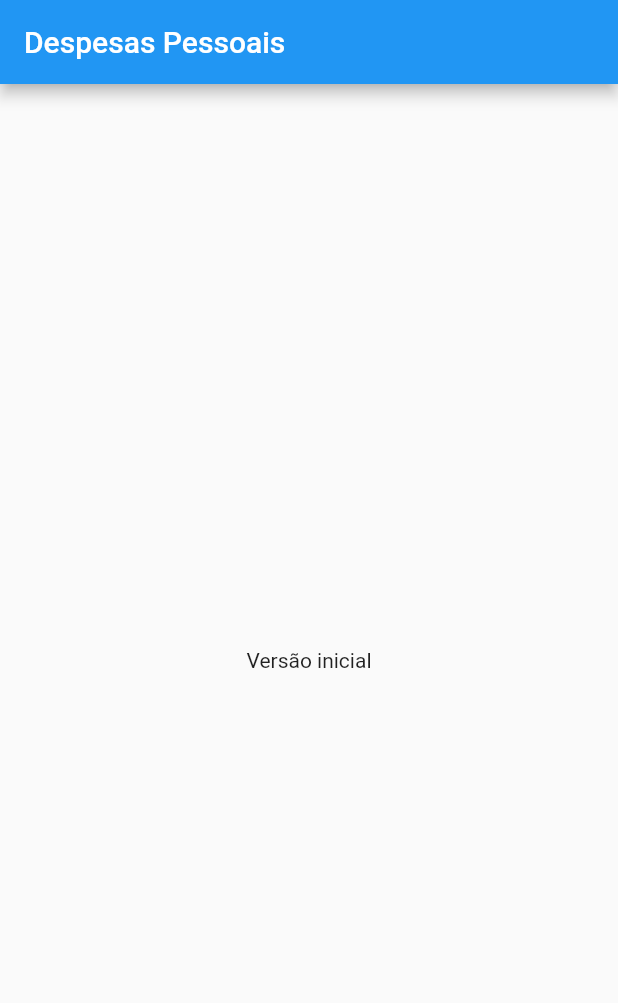
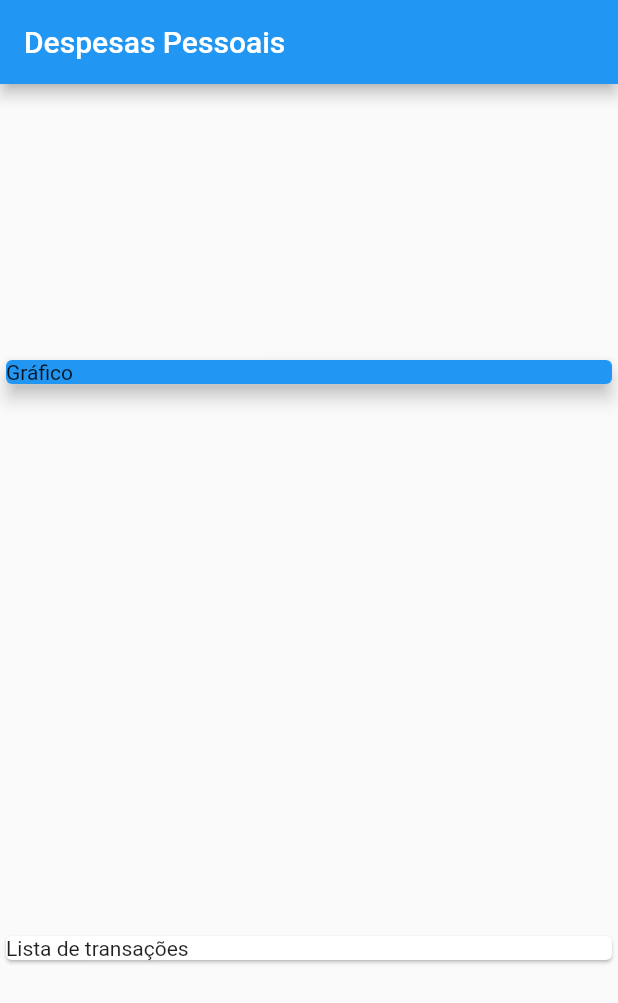
Before and after one commit to alanbraulio/expenses-flutter, a Flutter app: the screen it shows after launch, on a phone screen of 412 x 824 dp. Shown: the top 1003 px of the screen. Run offline on Flutter 3.47's test engine with Material 2 defaults, Android fonts, the phone set to English and light mode, and no system bars.

```diff
--- a/lib/main.dart
+++ b/lib/main.dart
@@ -1,3 +1,4 @@
+import 'package:expenses/models/transaction.dart';
 import 'package:flutter/material.dart';
 
 void main() {
@@ -14,15 +15,39 @@ class ExtendsApp extends StatelessWidget {
 }
 
 class MyHomePage extends StatelessWidget {
+  final _transactions = [
+    Transaction(
+        id: 't1',
+        title: 'Novo tenis de corrida',
+        value: 310.76,
+        date: DateTime.now()),
+    Transaction(
+      id: 't2',
+      title: 'Conta de luz',
+      value: 320.50,
+      date: DateTime.now(),
+    ),
+  ];
+
   @override
   Widget build(BuildContext context) {
     return Scaffold(
-      appBar: AppBar(
-        title: const Text('Despesas Pessoais')
-      ),
-      body: const Center(
-        child: Text('Versão inicial'),
-      ),
-    );
+        appBar: AppBar(title: const Text('Despesas Pessoais')),
+        body: Column(
+          mainAxisAlignment: MainAxisAlignment.spaceAround,
+          crossAxisAlignment: CrossAxisAlignment.stretch,
+          children: <Widget>[
+            Container(
+              child: const Card(
+                color: Colors.blue,
+                child: Text('Gráfico'),
+                elevation: 5,
+              ),
+            ),
+            const Card(
+              child: Text('Lista de transações'),
+            )
+          ],
+        ));
   }
 }
--- /dev/null
+++ b/lib/models/transaction.dart
@@ -0,0 +1,13 @@
+class Transaction {
+  final String id;
+  final String title;
+  final double value;
+  final DateTime date;
+
+  Transaction({
+    required this.id,
+    required this.title,
+    required this.value,
+    required this.date
+  });
+}
```
